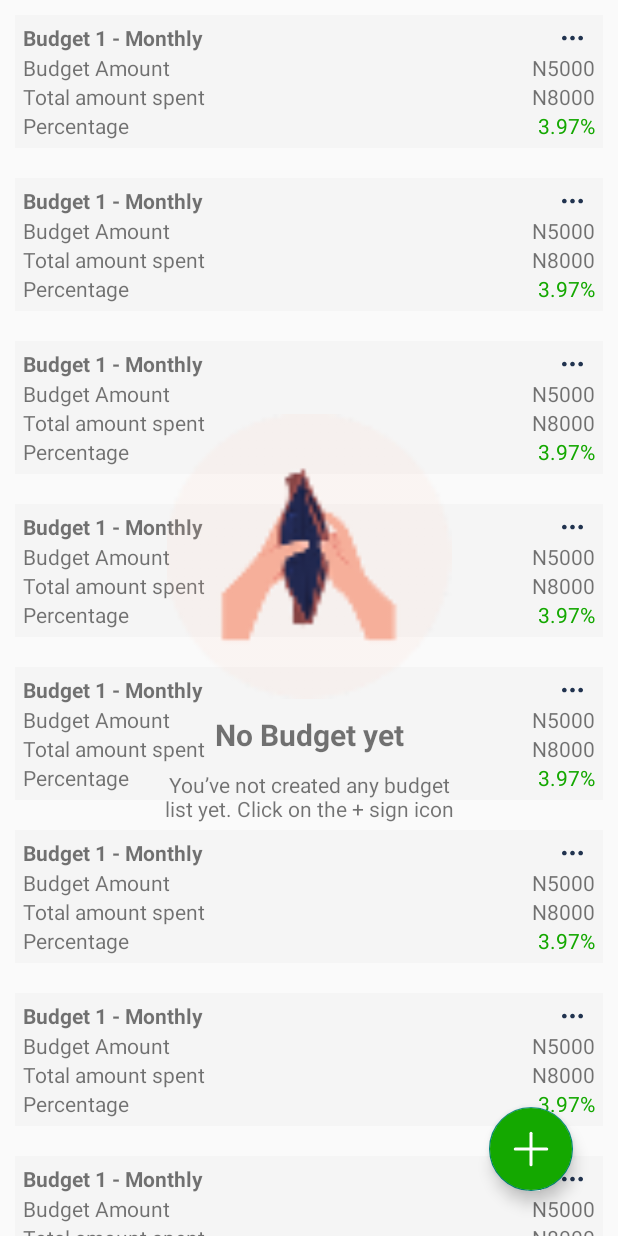
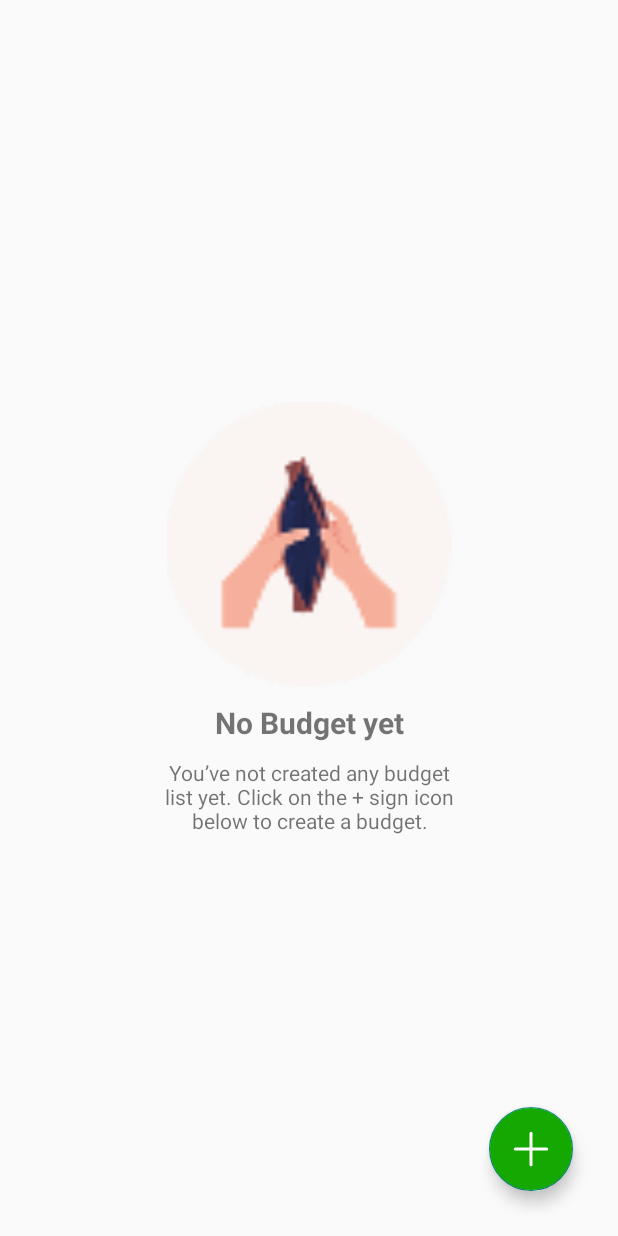
Before and after one commit to decagonhq/decapay-mobile, an Android app: the screen it shows after launch (MainActivity), on a phone screen of 412 x 824 dp. Run offline under Robolectric (Android 15) with nearby library versions, the phone set to English and light mode, and no system bars; our stand-ins replace Dagger/Hilt's generated code.

Commit message:
Budget List UI Complete

```diff
--- a/app/src/main/java/com/decagonhq/decapay/feature/listbudget/presentation/BudgetListFragment.kt
+++ b/app/src/main/java/com/decagonhq/decapay/feature/listbudget/presentation/BudgetListFragment.kt
@@ -33,7 +33,7 @@ class BudgetListFragment : Fragment(), BudgetClicker {
     override fun onViewCreated(view: View, savedInstanceState: Bundle?) {
         super.onViewCreated(view, savedInstanceState)
 
-        //binding.budgetListFragmentBudgetListRv.visibility = View.GONE
+        binding.budgetListFragmentBudgetListRv.visibility = View.GONE
         val list = mutableListOf<Int>(1, 2, 3, 4, 5, 6, 7, 8, 9, 101, 2, 3, 4, 5, 6, 7, 8, 9, 10)
 
         adapter = BudgetListAdapter(list, this)
--- a/app/src/main/res/layout/budget_item.xml
+++ b/app/src/main/res/layout/budget_item.xml
@@ -16,6 +16,7 @@
             android:layout_width="wrap_content"
             android:layout_height="wrap_content"
             android:layout_weight="1"
+            android:textSize="18sp"
             android:text="Budget 1 - Monthly"
             android:textStyle="bold" />
 
--- a/app/src/main/res/layout/fragment_budget_list.xml
+++ b/app/src/main/res/layout/fragment_budget_list.xml
@@ -49,10 +49,10 @@
             android:layout_width="match_parent"
             android:layout_height="wrap_content"
             android:gravity="center"
+            android:lines="3"
             android:layout_weight="1"
-            android:text="You’ve not created any budget list yet.
-Click on the + sign icon below to
-create a budget." />
+            android:text="@string/empty_list_sub_header"
+            />
 
 
     </androidx.appcompat.widget.LinearLayoutCompat>
--- a/app/src/main/res/values/strings.xml
+++ b/app/src/main/res/values/strings.xml
@@ -59,5 +59,6 @@
     <string name="view_details">View details</string>
     <string name="edit">Edit</string>
     <string name="delete">Delete</string>
+    <string name="empty_list_sub_header">You’ve not created any budget list yet. Click on the + sign icon below to create a budget.</string>
 
 </resources>
```
